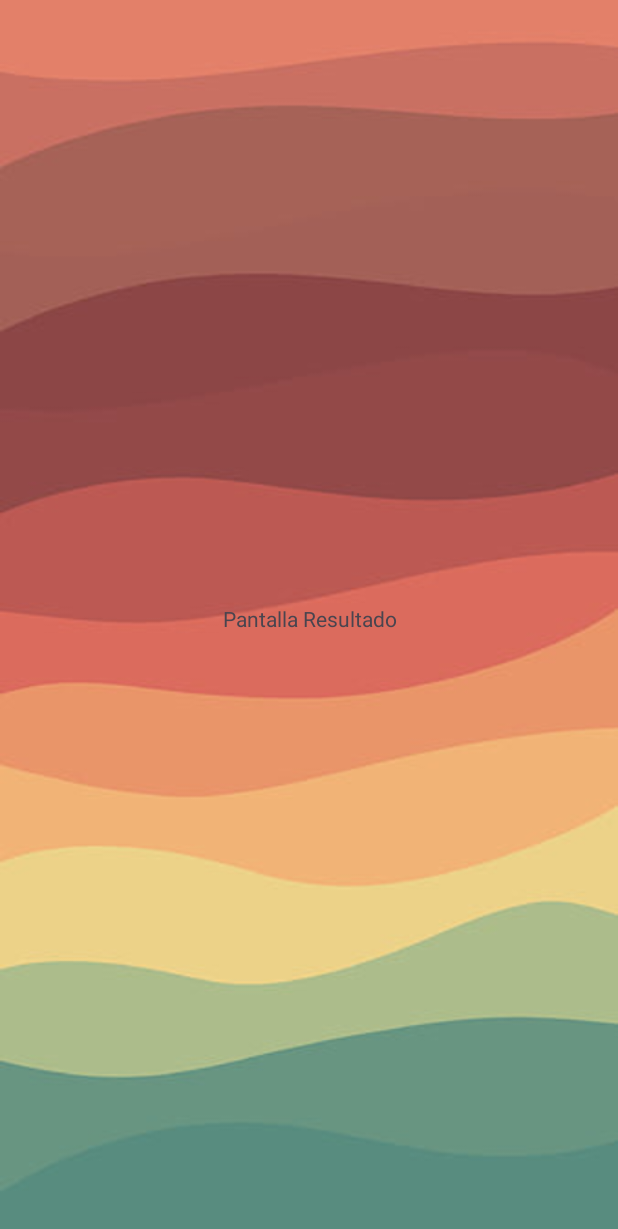
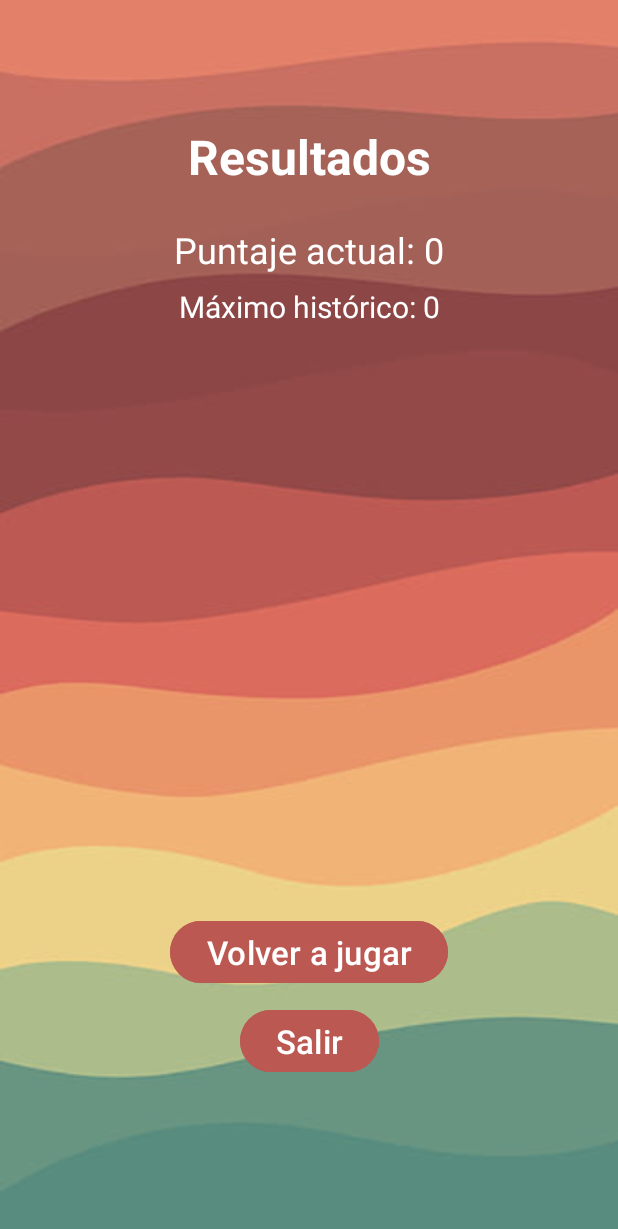
Before and after one commit to JuanHuamaniVasquez/ExamenParcial-PDM-HuamaniVasquezJuanJose, an Android app: the ResultFragment screen opened through its navigation route, on a phone screen of 412 x 824 dp. Shown: the top 1229 px of the screen. Run offline under Robolectric (Android 15) with nearby library versions, the light colour scheme and no system bars.

Commit message:
Implementado fragment_result.xml
Se implemento el Result Layout con los componentes princiapales aún sin lógica:
- TextView con el titulo de la pantalla.
- TextView para mostrar los puntos de la partida.
- TextView para mostrar el máximo histórico.
- RecylcerView para el historial de puntajes.
- Button para volver a jugar si se desea.
- Button para salir de la app.

```diff
--- a/JuegoColores/app/src/main/java/com/example/examen/GameFragment.kt
+++ b/JuegoColores/app/src/main/java/com/example/examen/GameFragment.kt
@@ -62,7 +62,7 @@ class GameFragment : Fragment(R.layout.fragment_game) {
 
     private fun showStartDialog() {
         AlertDialog.Builder(requireContext())
-            .setTitle("¿Listo?")
+            .setTitle("¿Estas Listo?")
             .setPositiveButton("Comenzar") { dialog, _ ->
                 dialog.dismiss()
                 startTimer()
@@ -99,7 +99,7 @@ class GameFragment : Fragment(R.layout.fragment_game) {
 
             override fun onFinish() {
                 AlertDialog.Builder(requireContext())
-                    .setTitle("Termino el Juego :(")
+                    .setTitle("Se acabo el Tiempo :(")
                     .setPositiveButton("Continuar") { dialog, _ ->
                         dialog.dismiss()
                         goToResult()
--- a/JuegoColores/app/src/main/res/layout/fragment_game.xml
+++ b/JuegoColores/app/src/main/res/layout/fragment_game.xml
@@ -20,12 +20,24 @@
         app:layout_constraintGuide_percent="0.80"
         android:orientation="horizontal" />
 
+    <TextView
+        android:id="@+id/tvTimer"
+        android:layout_width="match_parent"
+        android:layout_height="wrap_content"
+        android:text="@string/tvTimer"
+        android:textSize="32sp"
+        android:textStyle="bold"
+        android:textColor="@color/white"
+        app:layout_constraintTop_toBottomOf="@id/guidelineTop"
+        app:layout_constraintEnd_toEndOf="parent"
+        android:gravity="center"/>
+
     <View
         android:id="@+id/colorView"
         android:layout_width="200dp"
         android:layout_height="200dp"
         android:background="@android:color/darker_gray"
-        app:layout_constraintTop_toTopOf="@id/guidelineTop"
+        app:layout_constraintTop_toBottomOf="@id/tvTimer"
         app:layout_constraintBottom_toTopOf="@+id/layoutButtons"
         app:layout_constraintStart_toStartOf="parent"
         app:layout_constraintEnd_toEndOf="parent"
@@ -106,22 +118,11 @@
         android:text="@string/tvScore"
         android:textSize="32sp"
         android:textColor="@color/white"
-        android:layout_marginTop="20dp"
+        android:layout_marginTop="10dp"
         android:textStyle="bold"
-        app:layout_constraintTop_toBottomOf="@id/guidelineBottom"
+        app:layout_constraintTop_toBottomOf="@id/layoutButtons"
         app:layout_constraintStart_toStartOf="parent"
         android:gravity="center"/>
 
-    <TextView
-        android:id="@+id/tvTimer"
-        android:layout_width="match_parent"
-        android:layout_height="wrap_content"
-        android:text="@string/tvTimer"
-        android:textSize="32sp"
-        android:textStyle="bold"
-        android:textColor="@color/white"
-        app:layout_constraintTop_toBottomOf="@id/guidelineTop"
-        app:layout_constraintEnd_toEndOf="parent"
-        android:gravity="center"/>
 
 </androidx.constraintlayout.widget.ConstraintLayout>
--- a/JuegoColores/app/src/main/res/layout/fragment_result.xml
+++ b/JuegoColores/app/src/main/res/layout/fragment_result.xml
@@ -6,15 +6,91 @@
     xmlns:app="http://schemas.android.com/apk/res-auto"
     tools:context=".ResultFragment">
 
-    <!-- TODO: Update blank fragment layout -->
+    <androidx.constraintlayout.widget.Guideline
+        android:id="@+id/guidelineTop"
+        android:layout_width="wrap_content"
+        android:layout_height="wrap_content"
+        app:layout_constraintGuide_percent="0.1"
+        android:orientation="horizontal" />
+
+    <androidx.constraintlayout.widget.Guideline
+        android:id="@+id/guidelineBottom"
+        android:layout_width="wrap_content"
+        android:layout_height="wrap_content"
+        app:layout_constraintGuide_percent="0.80"
+        android:orientation="horizontal" />
+
     <TextView
+        android:id="@+id/tvTitleResult"
         android:layout_width="match_parent"
         android:layout_height="wrap_content"
         android:gravity="center"
+        android:textSize="32sp"
+        android:textStyle="bold"
+        android:textColor="@color/white"
         app:layout_constraintStart_toStartOf="parent"
         app:layout_constraintEnd_toEndOf="parent"
-        app:layout_constraintTop_toTopOf="parent"
-        app:layout_constraintBottom_toBottomOf="parent"
-        android:text="Pantalla Resultado" />
+        app:layout_constraintTop_toTopOf="@id/guidelineTop"
+        android:text="@string/tvTitle" />
+
+    <TextView
+        android:id="@+id/tvCurrentScore"
+        android:layout_width="wrap_content"
+        android:layout_height="wrap_content"
+        android:text="@string/tvCurrent"
+        android:textSize="24sp"
+        android:textColor="@color/white"
+        app:layout_constraintTop_toBottomOf="@id/tvTitleResult"
+        app:layout_constraintStart_toStartOf="parent"
+        app:layout_constraintEnd_toEndOf="parent"
+        android:layout_marginTop="24dp"/>
+
+    <TextView
+        android:id="@+id/tvHighScore"
+        android:layout_width="wrap_content"
+        android:layout_height="wrap_content"
+        android:text="@string/tvHigh"
+        android:textSize="20sp"
+        android:textColor="@color/white"
+        app:layout_constraintTop_toBottomOf="@id/tvCurrentScore"
+        app:layout_constraintStart_toStartOf="parent"
+        app:layout_constraintEnd_toEndOf="parent"
+        android:layout_marginTop="8dp"/>
+
+    <androidx.recyclerview.widget.RecyclerView
+        android:id="@+id/rvHistory"
+        android:layout_width="match_parent"
+        android:layout_height="0dp"
+        app:layout_constraintTop_toBottomOf="@id/tvHighScore"
+        app:layout_constraintBottom_toTopOf="@+id/guidelineBottom"
+        app:layout_constraintStart_toStartOf="parent"
+        app:layout_constraintEnd_toEndOf="parent"
+        android:layout_marginTop="24dp"
+        android:layout_marginBottom="16dp" />
+
+    <Button
+        android:id="@+id/btnReplay"
+        android:layout_width="wrap_content"
+        android:layout_height="wrap_content"
+        android:text="@string/btnReplay"
+        android:textSize="22sp"
+        android:backgroundTint="@color/customGreen"
+        android:textColor="@android:color/white"
+        app:layout_constraintBottom_toBottomOf="@id/guidelineBottom"
+        app:layout_constraintStart_toStartOf="parent"
+        app:layout_constraintEnd_toEndOf="parent"/>
+
+    <Button
+        android:id="@+id/btnExit"
+        android:layout_width="wrap_content"
+        android:layout_height="wrap_content"
+        android:text="@string/btnExit"
+        android:textSize="22sp"
+        android:backgroundTint="@color/customGreen"
+        android:textColor="@android:color/white"
+        android:layout_marginTop="10dp"
+        app:layout_constraintTop_toBottomOf="@id/guidelineBottom"
+        app:layout_constraintStart_toStartOf="parent"
+        app:layout_constraintEnd_toEndOf="parent"/>
 
 </androidx.constraintlayout.widget.ConstraintLayout>
--- a/JuegoColores/app/src/main/res/layout/fragment_welcome.xml
+++ b/JuegoColores/app/src/main/res/layout/fragment_welcome.xml
@@ -49,8 +49,9 @@
         android:id="@+id/btnStart"
         android:layout_width="wrap_content"
         android:layout_height="wrap_content"
-        android:textSize="24sp"
+        android:textSize="22sp"
         android:backgroundTint="@color/customGreen"
+        android:textColor="@color/white"
         android:layout_marginBottom="40dp"
         app:layout_constraintStart_toStartOf="parent"
         app:layout_constraintEnd_toEndOf="parent"
--- a/JuegoColores/app/src/main/res/values/strings.xml
+++ b/JuegoColores/app/src/main/res/values/strings.xml
@@ -13,4 +13,9 @@
     <string name="tvTimer">30s</string>
     <string name="btnWhite">Blanco</string>
     <string name="btnBlack">Negro</string>
+    <string name="tvTitle">Resultados</string>
+    <string name="tvCurrent">Puntaje actual: 0</string>
+    <string name="tvHigh">Máximo histórico: 0</string>
+    <string name="btnReplay">Volver a jugar</string>
+    <string name="btnExit">Salir</string>
 </resources>
```
